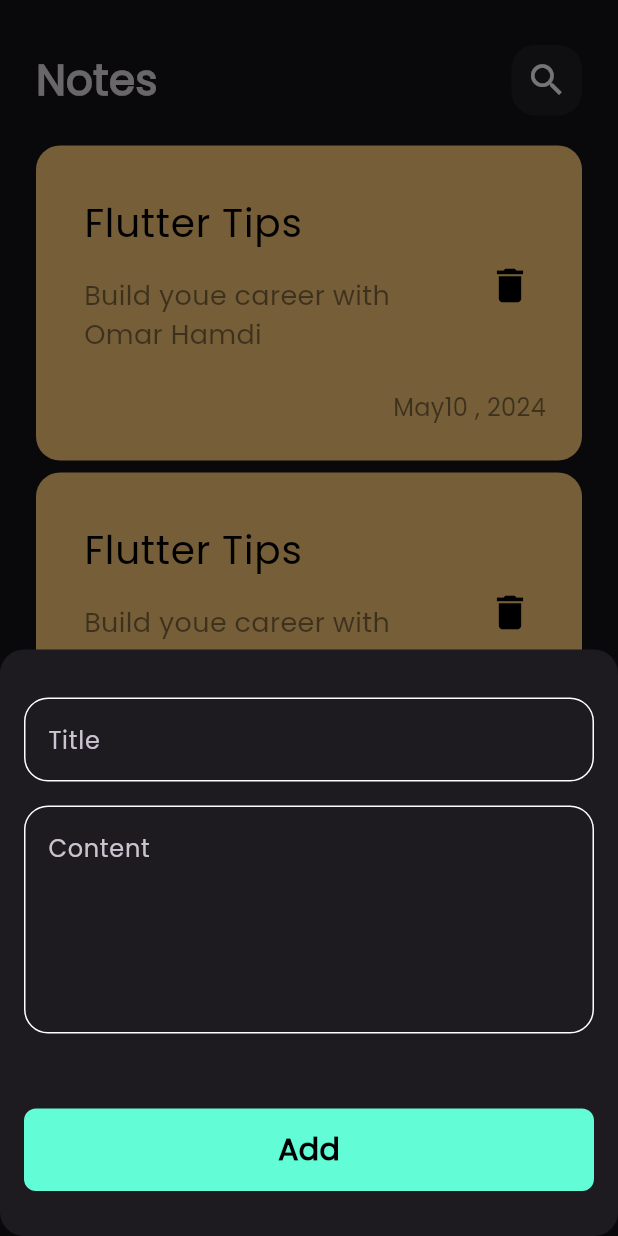
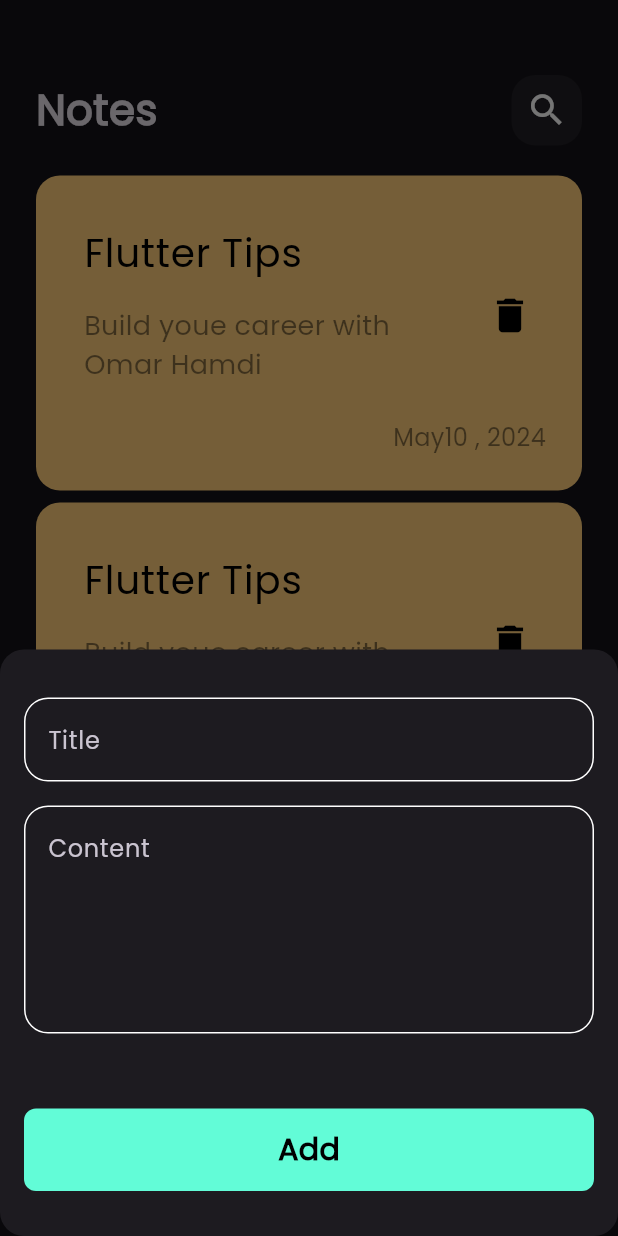
Before and after one commit to OmarHamdi11/Notes-App, a Flutter app: the screen it shows after launch, after a tap on the "add" icon, on a phone screen of 412 x 824 dp. Run offline on Flutter 3.47's test engine with Material 3 defaults, Android fonts, the phone set to English and light mode, and no system bars.

Commit message:
edit view ui done

```diff
--- a/lib/widgets/add_note_bottom_sheet.dart
+++ b/lib/widgets/add_note_bottom_sheet.dart
@@ -17,12 +17,12 @@ class AddNoteBottomSheet extends StatelessWidget {
               height: 32,
             ),
             CustomTextField(
-              title: 'Title',
+              hint: 'Title',
               maxLines: 1,
             ),
             SizedBox(height: 16),
             CustomTextField(
-              title: 'Content',
+              hint: 'Content',
               maxLines: 5,
             ),
             SizedBox(height: 50),
--- a/lib/widgets/custom_app_bar.dart
+++ b/lib/widgets/custom_app_bar.dart
@@ -2,18 +2,22 @@ import 'package:flutter/material.dart';
 import 'package:notesapp/widgets/custom_search_icon.dart';
 
 class CustomAppBar extends StatelessWidget {
-  const CustomAppBar({super.key});
+  const CustomAppBar({super.key, required this.title, required this.icon});
+  final String title;
+  final IconData icon;
 
   @override
   Widget build(BuildContext context) {
-    return const Row(
+    return Row(
       children: [
         Text(
-          'Notes',
-          style: TextStyle(fontSize: 28, fontWeight: FontWeight.bold),
+          title,
+          style: const TextStyle(fontSize: 28, fontWeight: FontWeight.bold),
         ),
-        Spacer(flex: 1),
-        CustomSearchIcon(),
+        const Spacer(flex: 1),
+        CustomSearchIcon(
+          icon: icon,
+        ),
       ],
     );
   }
--- a/lib/widgets/custom_search_icon.dart
+++ b/lib/widgets/custom_search_icon.dart
@@ -1,7 +1,9 @@
 import 'package:flutter/material.dart';
 
 class CustomSearchIcon extends StatelessWidget {
-  const CustomSearchIcon({super.key});
+  const CustomSearchIcon({super.key, required this.icon});
+
+  final IconData icon;
 
   @override
   Widget build(BuildContext context) {
@@ -12,9 +14,9 @@ class CustomSearchIcon extends StatelessWidget {
         borderRadius: BorderRadius.circular(16),
         color: Colors.white.withOpacity(.05),
       ),
-      child: const Center(
+      child: Center(
         child: Icon(
-          Icons.search,
+          icon,
           size: 28,
         ),
       ),
--- a/lib/widgets/custom_text_field.dart
+++ b/lib/widgets/custom_text_field.dart
@@ -2,9 +2,9 @@ import 'package:flutter/material.dart';
 import 'package:notesapp/constants.dart';
 
 class CustomTextField extends StatelessWidget {
-  const CustomTextField({super.key, required this.title, this.maxLines = 1});
+  const CustomTextField({super.key, required this.hint, this.maxLines = 1});
 
-  final String title;
+  final String hint;
   final int maxLines;
 
   @override
@@ -13,7 +13,7 @@ class CustomTextField extends StatelessWidget {
       maxLines: maxLines,
       cursorColor: kPrimaryColor,
       decoration: InputDecoration(
-        hintText: title,
+        hintText: hint,
         border: buildMethod(),
         enabledBorder: buildMethod(),
         focusedBorder: buildMethod(kPrimaryColor),
--- a/lib/widgets/notes_view_body.dart
+++ b/lib/widgets/notes_view_body.dart
@@ -1,5 +1,4 @@
 import 'package:flutter/material.dart';
-import 'package:flutter/widgets.dart';
 import 'package:notesapp/widgets/custom_app_bar.dart';
 import 'package:notesapp/widgets/notes_list_view.dart';
 
@@ -12,8 +11,11 @@ class NotesViewBody extends StatelessWidget {
       padding: EdgeInsets.symmetric(horizontal: 24.0),
       child: Column(
         children: [
-          SizedBox(height: 30),
-          CustomAppBar(),
+          SizedBox(height: 50),
+          CustomAppBar(
+            title: 'Notes',
+            icon: Icons.search,
+          ),
           Expanded(child: NotesListNiew()),
         ],
       ),
```
Also changed, not shown: lib/widgets/edit_note_view_body.dart (+24 -1 lines).
